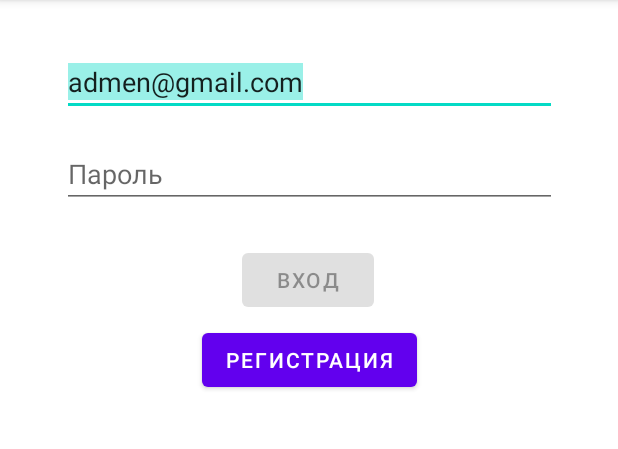
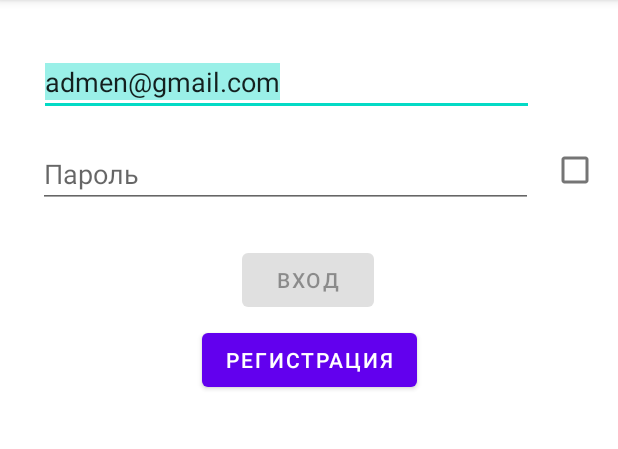
Before and after one commit to Rumpl4Skin/MyScheduleLast, an Android app: the screen it shows after launch (LoginActivity), on a phone screen of 412 x 824 dp, the part 84-533 px from its top. Run offline under Robolectric (Android 15) with nearby library versions, the phone set to English and light mode, and no system bars; libraries missing offline, so code that uses them is left out: androidx.constraintlayout.widget.

Commit message:
upd cosmetic

```diff
--- a/app/src/main/java/com/example/myschedule/DbHelper.java
+++ b/app/src/main/java/com/example/myschedule/DbHelper.java
@@ -21,7 +21,7 @@ import java.util.List;
 
 public class DbHelper extends SQLiteOpenHelper {
 
-    private static final int DB_VERSION = 8;
+    private static final int DB_VERSION = 9;
     private static final String DB_NAME = "1.sqlite";
     private static String DB_PATH = null;
     private SQLiteDatabase mDataBase;
@@ -43,6 +43,7 @@ public class DbHelper extends SQLiteOpenHelper {
     private static final String ADMINS_FIO = "fio_admins";
     private static final String ADMINS_DOLJN = "doljn";
     private static final String ADMINS_IMG = "admins_img";
+    private static final String ADMINS_PHONE = "phone";
 
     private static final String TABLE_DOCS = "Docs";
     private static final String ID_DOC = "id_doc";
@@ -310,7 +311,7 @@ public class DbHelper extends SQLiteOpenHelper {
 
     final public Admins[] getAllAdmins() {
         SQLiteDatabase db = this.getWritableDatabase();
-        Cursor cursor = db.query(TABLE_ADMINS,new String[] {ID_ADMINS,ADMINS_FIO,ADMINS_DOLJN,ADMINS_IMG}, null,
+        Cursor cursor = db.query(TABLE_ADMINS,new String[] {ID_ADMINS,ADMINS_FIO,ADMINS_DOLJN,ADMINS_IMG,ADMINS_PHONE}, null,
                 null,
                 null, null, null);
         cursor.moveToFirst();
@@ -320,8 +321,8 @@ public class DbHelper extends SQLiteOpenHelper {
                     cursor.getInt(0),
                     cursor.getString(1),
                     cursor.getString(2),
-                    cursor.getString(3)
-
+                    cursor.getString(3),
+                    cursor.getString(4)
             );
             admins[i]=new Admins(admin);
             cursor.moveToNext();
--- a/app/src/main/java/com/example/myschedule/adapters/AdminRecycleListAdapter.java
+++ b/app/src/main/java/com/example/myschedule/adapters/AdminRecycleListAdapter.java
@@ -44,6 +44,7 @@ public class AdminRecycleListAdapter extends RecyclerView.Adapter<RecyclerViewHo
     public void onBindViewHolder(@NonNull RecyclerViewHolder holder, int position) {
         holder.getDoljnView().setText(String.valueOf(admins[position].getDiljn()));
         holder.getFioView().setText(String.valueOf(admins[position].getFio()));
+        holder.getPhoneView().setText(String.valueOf(admins[position].getPhone()));
         InputStream inputStream = null;
         try{
             inputStream = context.getApplicationContext().getAssets().open(admins[position].getImg());
--- a/app/src/main/java/com/example/myschedule/data/RecyclerViewHolder.java
+++ b/app/src/main/java/com/example/myschedule/data/RecyclerViewHolder.java
@@ -13,17 +13,22 @@ public class RecyclerViewHolder extends RecyclerView.ViewHolder {
 
     private TextView Fio;
     private TextView Doljn;
+    private TextView Phone;
     private ImageView Img;
     public RecyclerViewHolder(@NonNull View itemView) {
         super(itemView);
         Fio = itemView.findViewById(R.id.fioTxt);
         Doljn = itemView.findViewById(R.id.doljnTxt);
+        Phone = itemView.findViewById(R.id.phone);
         Img = itemView.findViewById(R.id.admin_img);
 
     }
 
     public TextView getFioView(){
         return Fio;
+    }
+    public TextView getPhoneView(){
+        return Phone;
     }
     public TextView getDoljnView(){
         return Doljn;
--- a/app/src/main/java/com/example/myschedule/ui/login/LoginActivity.java
+++ b/app/src/main/java/com/example/myschedule/ui/login/LoginActivity.java
@@ -15,11 +15,16 @@ import androidx.annotation.StringRes;
 import androidx.appcompat.app.AppCompatActivity;
 
 import android.text.Editable;
+import android.text.InputType;
 import android.text.TextWatcher;
 import android.view.KeyEvent;
 import android.view.View;
 import android.view.inputmethod.EditorInfo;
+import android.widget.ArrayAdapter;
+import android.widget.AutoCompleteTextView;
 import android.widget.Button;
+import android.widget.CheckBox;
+import android.widget.CompoundButton;
 import android.widget.EditText;
 import android.widget.ProgressBar;
 import android.widget.TextView;
@@ -31,6 +36,10 @@ import com.example.myschedule.R;
 import com.example.myschedule.data.model.LoggedInUser;
 
 import java.io.IOException;
+import java.util.Arrays;
+import java.util.List;
+
+import static java.security.AccessController.getContext;
 
 public class LoginActivity extends AppCompatActivity {
 
@@ -39,6 +48,7 @@ public class LoginActivity extends AppCompatActivity {
     private DbHelper mDBHelper;
     private SQLiteDatabase mDb;
     public EditText usernameEditText;
+
     @Override
     public void onCreate(Bundle savedInstanceState) {
         super.onCreate(savedInstanceState);
@@ -62,11 +72,18 @@ public class LoginActivity extends AppCompatActivity {
 
         usernameEditText = findViewById(R.id.mail);
         final EditText passwordEditText = findViewById(R.id.password);
-        final EditText groupEditText = findViewById(R.id.id_group);
+        final AutoCompleteTextView groupEditText = findViewById(R.id.group);
         final EditText fioEditText = findViewById(R.id.user_fio);
         final Button loginButton = findViewById(R.id.login);
         final Button registrButton = findViewById(R.id.registr);
         final ProgressBar loadingProgressBar = findViewById(R.id.loading);
+        final CheckBox checkBox = findViewById(R.id.checkPass);
+
+        List<String> namesList = Arrays.asList(mDBHelper.getAllGroupName());
+        ArrayAdapter<String> adapter = new ArrayAdapter<>(
+                this, android.R.layout.simple_dropdown_item_1line, namesList);
+        groupEditText.setAdapter(adapter);
+        groupEditText.setThreshold(1);
 
         loginViewModel.getLoginFormState().observe(this, new Observer<LoginFormState>() {
             @Override
@@ -173,12 +190,24 @@ public class LoginActivity extends AppCompatActivity {
                                     usernameEditText.getText().toString(),
                                 passwordEditText.getText().toString(),
                                 groupEditText.getText().toString()));
-                        Toast.makeText(getApplicationContext(), "Регистрация успешна! Повторно введите пароль", Toast.LENGTH_SHORT).show();
+                        Toast.makeText(getApplicationContext(), "Регистрация успешна! Повторно введите пароль", Toast.LENGTH_LONG).show();
+                        registrButton.setVisibility(View.INVISIBLE);
                         passwordEditText.setText("");}
                     }
 
                 }
                     else Toast.makeText(getApplicationContext(), "Указанный пользователь существует", Toast.LENGTH_SHORT).show();
+            }
+        });
+
+        checkBox.setOnCheckedChangeListener(new CompoundButton.OnCheckedChangeListener() {
+            @Override
+            public void onCheckedChanged(CompoundButton buttonView, boolean isChecked) {
+                if(isChecked) {
+                   passwordEditText.setInputType(InputType.TYPE_TEXT_VARIATION_PASSWORD);
+                } else {
+                    passwordEditText.setInputType(129);
+                }
             }
         });
     }
--- a/app/src/main/res/layout/activity_login.xml
+++ b/app/src/main/res/layout/activity_login.xml
@@ -14,8 +14,8 @@
     <ScrollView
         android:layout_width="match_parent"
         android:layout_height="match_parent"
-        tools:layout_editor_absoluteX="59dp"
-        tools:layout_editor_absoluteY="142dp">
+        tools:layout_editor_absoluteX="-55dp"
+        tools:layout_editor_absoluteY="211dp">
 
         <androidx.constraintlayout.widget.ConstraintLayout
             android:layout_width="match_parent"
@@ -26,7 +26,7 @@
                 android:id="@+id/mail"
                 android:layout_width="330dp"
                 android:layout_height="wrap_content"
-                android:layout_marginStart="16dp"
+                android:layout_marginStart="8dp"
                 android:layout_marginTop="16dp"
                 android:layout_marginEnd="16dp"
                 android:hint="@string/prompt_email"
@@ -34,6 +34,7 @@
                 android:selectAllOnFocus="true"
                 android:text="admen@gmail.com"
                 app:layout_constraintEnd_toEndOf="parent"
+                app:layout_constraintHorizontal_bias="0.08"
                 app:layout_constraintStart_toStartOf="parent"
                 app:layout_constraintTop_toBottomOf="@+id/user_fio" />
 
@@ -41,23 +42,23 @@
                 android:id="@+id/password"
                 android:layout_width="330dp"
                 android:layout_height="wrap_content"
-                android:layout_marginStart="16dp"
+                android:layout_marginStart="24dp"
                 android:layout_marginTop="16dp"
-                android:layout_marginEnd="16dp"
+                android:ems="10"
                 android:hint="@string/prompt_password"
                 android:imeActionLabel="@string/action_sign_in_short"
                 android:imeOptions="actionDone"
-                android:inputType="number"
+                android:inputType="number|numberPassword"
                 android:selectAllOnFocus="true"
-                app:layout_constraintEnd_toEndOf="parent"
+                app:layout_constraintEnd_toStartOf="@+id/checkPass"
                 app:layout_constraintStart_toStartOf="parent"
                 app:layout_constraintTop_toBottomOf="@+id/mail" />
 
-            <EditText
-                android:id="@+id/id_group"
+            <AutoCompleteTextView
+                android:id="@+id/group"
                 android:layout_width="330dp"
                 android:layout_height="wrap_content"
-                android:layout_marginStart="16dp"
+                android:layout_marginStart="8dp"
                 android:layout_marginTop="16dp"
                 android:layout_marginEnd="16dp"
                 android:hint="@string/prompt_group"
@@ -67,6 +68,7 @@
                 android:selectAllOnFocus="true"
                 android:visibility="gone"
                 app:layout_constraintEnd_toEndOf="parent"
+                app:layout_constraintHorizontal_bias="0.0"
                 app:layout_constraintStart_toStartOf="parent"
                 app:layout_constraintTop_toBottomOf="@+id/password" />
 
@@ -74,14 +76,15 @@
                 android:id="@+id/user_fio"
                 android:layout_width="330dp"
                 android:layout_height="wrap_content"
-                android:layout_marginStart="16dp"
-                android:layout_marginTop="24dp"
+                android:layout_marginStart="8dp"
+                android:layout_marginTop="16dp"
                 android:layout_marginEnd="16dp"
                 android:hint="@string/prompt_fio"
                 android:imeActionLabel="@string/action_sign_in_short"
                 android:inputType="textPersonName"
                 android:visibility="gone"
                 app:layout_constraintEnd_toEndOf="parent"
+                app:layout_constraintHorizontal_bias="0.0"
                 app:layout_constraintStart_toStartOf="parent"
                 app:layout_constraintTop_toTopOf="parent" />
 
@@ -96,7 +99,7 @@
                 app:layout_constraintEnd_toEndOf="parent"
                 app:layout_constraintHorizontal_bias="0.498"
                 app:layout_constraintStart_toStartOf="parent"
-                app:layout_constraintTop_toBottomOf="@+id/id_group" />
+                app:layout_constraintTop_toBottomOf="@+id/group" />
 
             <Button
                 android:id="@+id/registr"
@@ -109,6 +112,18 @@
                 app:layout_constraintEnd_toEndOf="parent"
                 app:layout_constraintStart_toStartOf="parent"
                 app:layout_constraintTop_toBottomOf="@+id/login" />
+
+            <CheckBox
+                android:id="@+id/checkPass"
+                android:layout_width="wrap_content"
+                android:layout_height="wrap_content"
+                android:layout_marginStart="4dp"
+                android:layout_marginTop="12dp"
+                android:layout_marginEnd="4dp"
+                app:layout_constraintEnd_toEndOf="parent"
+                app:layout_constraintStart_toEndOf="@+id/password"
+                app:layout_constraintTop_toBottomOf="@+id/mail" />
+
         </androidx.constraintlayout.widget.ConstraintLayout>
     </ScrollView>
 
```
Also changed, not shown: app/src/main/java/com/example/myschedule/data/Admins.java (+12 -1 lines), app/src/main/res/layout/fragment_doc_detail.xml (+5 -5 lines), app/src/main/res/layout/frame_textview.xml (+18 -0 lines), app/src/main/assets/1.sqlite.
